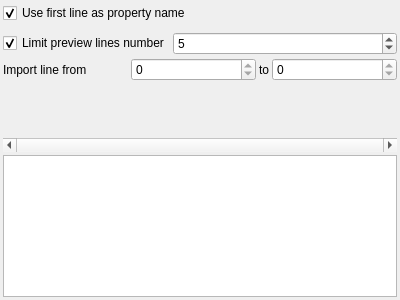
Qt form library/tulip-qt/designer/CSVImportConfigurationWidget.ui (vadivelselvaraj/TulipGLImprovement) before a commit.
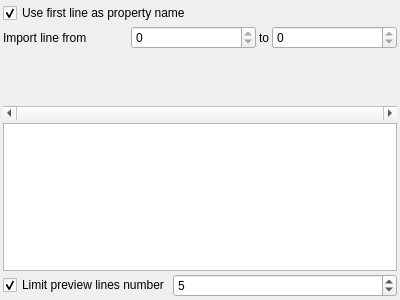
The same form after that commit. Custom widgets are drawn as their Qt base class.

Commit message: Fix bug with mac files. Modify widgets

```diff
--- a/library/tulip-qt/designer/CSVImportConfigurationWidget.ui
+++ b/library/tulip-qt/designer/CSVImportConfigurationWidget.ui
@@ -30,42 +30,6 @@
      </property>
     </widget>
    </item>
-   <item>
-    <layout class="QHBoxLayout" name="horizontalLayout">
-     <property name="topMargin">
-      <number>6</number>
-     </property>
-     <item>
-      <widget class="QCheckBox" name="limitPreviewLineNumberCheckBox">
-       <property name="sizePolicy">
-        <sizepolicy hsizetype="Fixed" vsizetype="Fixed">
-         <horstretch>0</horstretch>
-         <verstretch>0</verstretch>
-        </sizepolicy>
-       </property>
-       <property name="text">
-        <string>Limit preview lines number</string>
-       </property>
-       <property name="checked">
-        <bool>true</bool>
-       </property>
-      </widget>
-     </item>
-     <item>
-      <widget class="QSpinBox" name="previewLineNumberSpinBox">
-       <property name="minimum">
-        <number>1</number>
-       </property>
-       <property name="maximum">
-        <number>99</number>
-       </property>
-       <property name="value">
-        <number>5</number>
-       </property>
-      </widget>
-     </item>
-    </layout>
-   </item>
    <item>
     <layout class="QHBoxLayout" name="horizontalLayout_3">
      <item>
@@ -172,6 +136,42 @@
      </property>
     </widget>
    </item>
+   <item>
+    <layout class="QHBoxLayout" name="horizontalLayout">
+     <property name="topMargin">
+      <number>0</number>
+     </property>
+     <item>
+      <widget class="QCheckBox" name="limitPreviewLineNumberCheckBox">
+       <property name="sizePolicy">
+        <sizepolicy hsizetype="Fixed" vsizetype="Fixed">
+         <horstretch>0</horstretch>
+         <verstretch>0</verstretch>
+        </sizepolicy>
+       </property>
+       <property name="text">
+        <string>Limit preview lines number</string>
+       </property>
+       <property name="checked">
+        <bool>true</bool>
+       </property>
+      </widget>
+     </item>
+     <item>
+      <widget class="QSpinBox" name="previewLineNumberSpinBox">
+       <property name="minimum">
+        <number>1</number>
+       </property>
+       <property name="maximum">
+        <number>99</number>
+       </property>
+       <property name="value">
+        <number>5</number>
+       </property>
+      </widget>
+     </item>
+    </layout>
+   </item>
   </layout>
  </widget>
  <customwidgets>
```
The commit also changes 6 other files.
